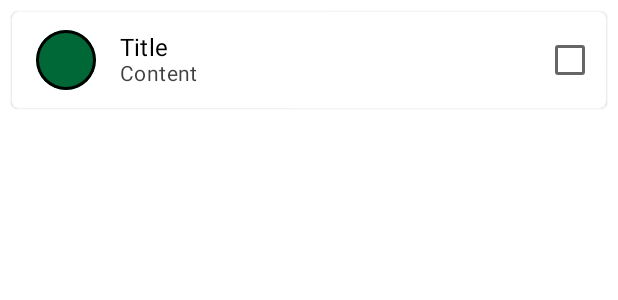
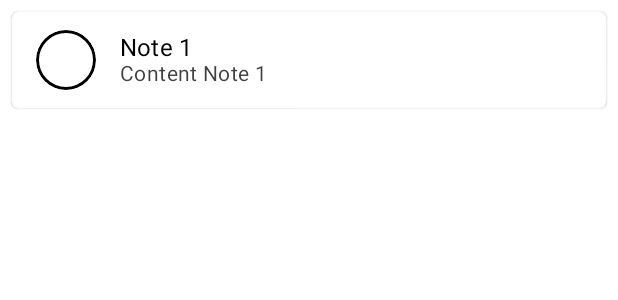
Before and after one commit to superosystem/Notes, an Android app built with Jetpack Compose: the @Preview function NotePreview, on a phone screen of 412 x 824 dp. Shown: the top 300 px of the screen. Run offline under Robolectric (Android 15) with nearby library versions, the phone set to English and light mode, and no system bars.

Commit message:
manage state on note

```diff
--- a/app/src/main/java/org/orbitfiftyeight/android/notes/ui/components/Note.kt
+++ b/app/src/main/java/org/orbitfiftyeight/android/notes/ui/components/Note.kt
@@ -1,31 +1,32 @@
 package org.orbitfiftyeight.android.notes.ui.components
 
-import androidx.compose.foundation.BorderStroke
 import androidx.compose.foundation.background
-import androidx.compose.foundation.border
+import androidx.compose.foundation.clickable
 import androidx.compose.foundation.layout.*
-import androidx.compose.foundation.shape.CircleShape
 import androidx.compose.foundation.shape.RoundedCornerShape
 import androidx.compose.material.Checkbox
 import androidx.compose.material.Text
 import androidx.compose.runtime.Composable
 import androidx.compose.ui.Alignment
 import androidx.compose.ui.Modifier
-import androidx.compose.ui.draw.clip
 import androidx.compose.ui.draw.shadow
 import androidx.compose.ui.graphics.Color
 import androidx.compose.ui.graphics.Shape
-import androidx.compose.ui.graphics.SolidColor
 import androidx.compose.ui.text.TextStyle
 import androidx.compose.ui.text.font.FontWeight
 import androidx.compose.ui.tooling.preview.Preview
-import androidx.compose.ui.unit.Dp
 import androidx.compose.ui.unit.dp
 import androidx.compose.ui.unit.sp
+import org.orbitfiftyeight.android.notes.domain.model.NoteModel
 import org.orbitfiftyeight.android.notes.theme.green
+import org.orbitfiftyeight.android.notes.util.fromHex
 
 @Composable
-fun Note() {
+fun Note(
+    note: NoteModel,
+    onNoteClick: (NoteModel) -> Unit = {},
+    onNoteCheckedChange: (NoteModel) -> Unit = {}
+) {
     val bgShape: Shape = RoundedCornerShape(4.dp)
     Row(
         modifier = Modifier
@@ -34,12 +35,13 @@ fun Note() {
             .fillMaxWidth()
             .heightIn(min = 64.dp)
             .background(Color.White, bgShape)
+            .clickable(onClick = { onNoteClick(note) })
     ) {
         NoteColor(
             modifier = Modifier
                 .align(Alignment.CenterVertically)
                 .padding(start = 16.dp, end = 16.dp),
-            color = green,
+            color = Color.fromHex(note.color.hex),
             size = 40.dp,
             border = 2.dp
         )
@@ -49,7 +51,7 @@ fun Note() {
                 .align(Alignment.CenterVertically)
         ) {
             Text(
-                text = "Title",
+                text = note.title,
                 color = Color.Black,
                 maxLines = 1,
                 style = TextStyle(
@@ -59,7 +61,7 @@ fun Note() {
                 )
             )
             Text(
-                text = "Content",
+                text = note.content,
                 color = Color.Black.copy(alpha = 0.75f),
                 maxLines = 1,
                 style = TextStyle(
@@ -69,48 +71,23 @@ fun Note() {
                 )
             )
         }
+        if (note.isCheckedOff != null) {
             Checkbox(
-            checked = false,
-            onCheckedChange = {},
+                checked = note.isCheckedOff,
+                onCheckedChange = { isChecked ->
+                    val newNote = note.copy(isCheckedOff = isChecked)
+                    onNoteCheckedChange(newNote)
+                },
                 modifier = Modifier
                     .padding(start = 16.dp)
                     .align(Alignment.CenterVertically)
             )
         }
     }
-
-@Composable
-fun NoteColor(
-    modifier: Modifier = Modifier,
-    color: Color,
-    size: Dp,
-    border: Dp
-) {
-    Box(
-        modifier = modifier
-            .size(size)
-            .clip(CircleShape)
-            .background(color)
-            .border(
-                BorderStroke(
-                    border, SolidColor(Color.Black)
-                ), CircleShape
-            )
-    )
 }
 
 @Preview
 @Composable
 private fun NotePreview() {
-    Note()
+    Note(note = NoteModel(1, "Note 1", "Content Note 1", null))
 }
-
-@Preview
-@Composable
-private fun NoteColorPreview() {
-    NoteColor(
-        color = Color.Red,
-        size = 40.dp,
-        border = 2.dp
-    )
-}
--- /dev/null
+++ b/app/src/main/java/org/orbitfiftyeight/android/notes/ui/components/NoteColor.kt
@@ -0,0 +1,46 @@
+package org.orbitfiftyeight.android.notes.ui.components
+
+import androidx.compose.foundation.BorderStroke
+import androidx.compose.foundation.background
+import androidx.compose.foundation.border
+import androidx.compose.foundation.layout.Box
+import androidx.compose.foundation.layout.size
+import androidx.compose.foundation.shape.CircleShape
+import androidx.compose.runtime.Composable
+import androidx.compose.ui.Modifier
+import androidx.compose.ui.draw.clip
+import androidx.compose.ui.graphics.Color
+import androidx.compose.ui.graphics.SolidColor
+import androidx.compose.ui.tooling.preview.Preview
+import androidx.compose.ui.unit.Dp
+import androidx.compose.ui.unit.dp
+
+@Composable
+fun NoteColor(
+    modifier: Modifier = Modifier,
+    color: Color,
+    size: Dp,
+    border: Dp
+) {
+    Box(
+        modifier = modifier
+            .size(size)
+            .clip(CircleShape)
+            .background(color)
+            .border(
+                BorderStroke(
+                    border, SolidColor(Color.Black)
+                ), CircleShape
+            )
+    )
+}
+
+@Preview
+@Composable
+private fun NoteColorPreview() {
+    NoteColor(
+        color = Color.Red,
+        size = 40.dp,
+        border = 2.dp
+    )
+}
```
Also changed, not shown: app/src/main/java/org/orbitfiftyeight/android/notes/MainActivity.kt (+2 -18 lines), app/src/main/java/org/orbitfiftyeight/android/notes/ui/components/TopBarApp.kt (added, +75 -0 lines), app/src/main/java/org/orbitfiftyeight/android/notes/ui/screen/NotesScreen.kt (added, +75 -0 lines), app/src/main/java/org/orbitfiftyeight/android/notes/ui/screen/SaveNoteScreen.kt (+24 -24 lines), app/src/main/java/org/orbitfiftyeight/android/notes/viewmodel/MainViewModel.kt (+25 -1 lines). Lines whose indentation alone changed are shown as unchanged.
